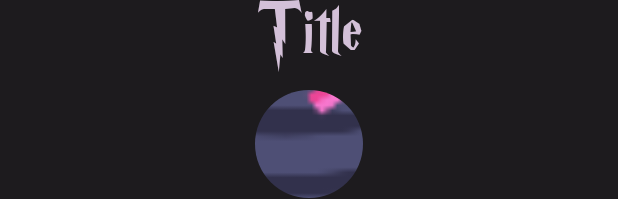
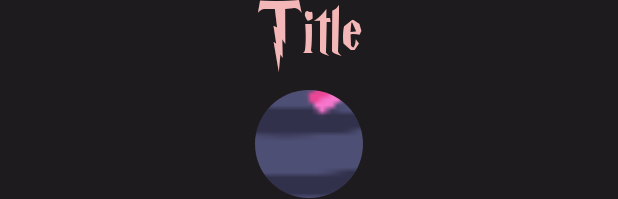
Before and after one commit to RotcehOdraude/HarryPotter, an Android app: the layout activity_details.xml on its own in the app's theme, with its tools: preview values and no code run, on a phone screen of 412 x 824 dp. Shown: the top 199 px of the screen. Run offline under Robolectric (Android 15) with nearby library versions, the light colour scheme and no system bars; plain views replace RoundedImageView.

Commit message:
Cambiando el color del titulo en activity_details.xml

```diff
--- a/app/src/main/res/layout/activity_details.xml
+++ b/app/src/main/res/layout/activity_details.xml
@@ -28,7 +28,7 @@
                 android:fontFamily="@font/harry_potter"
                 android:gravity="center_horizontal"
                 android:paddingBottom="10dp"
-                android:textColor="@color/md_theme_dark_secondary"
+                android:textColor="@color/md_theme_dark_tertiary"
                 android:textSize="48sp"
                 tools:text="Title" />
 
```
